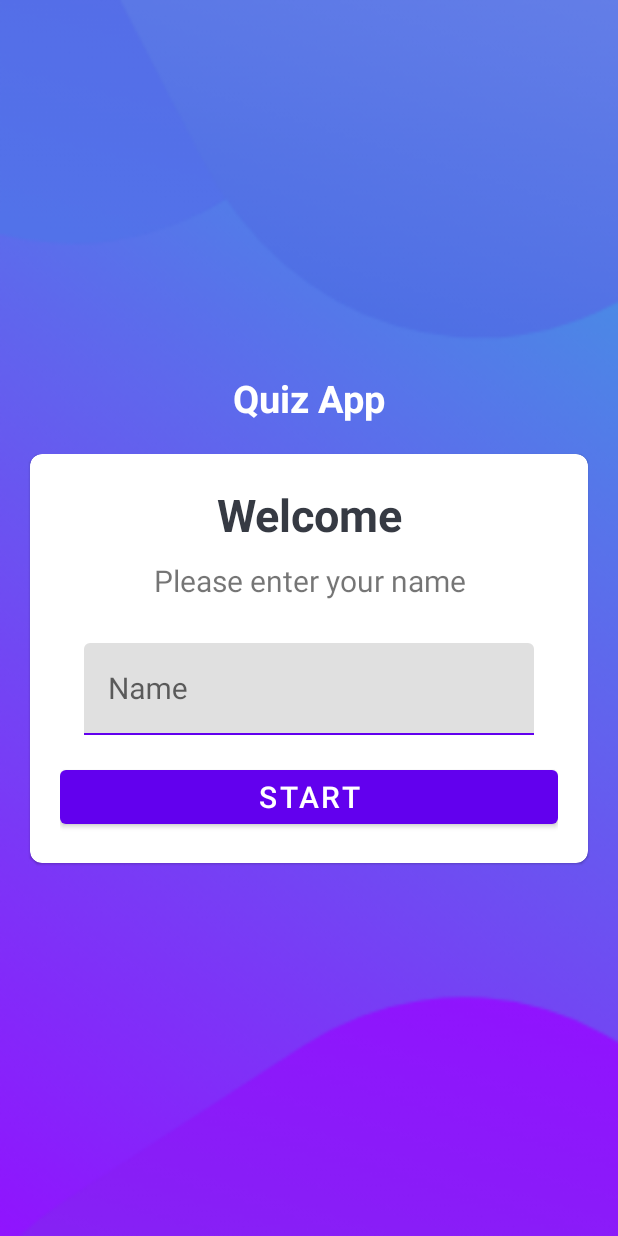
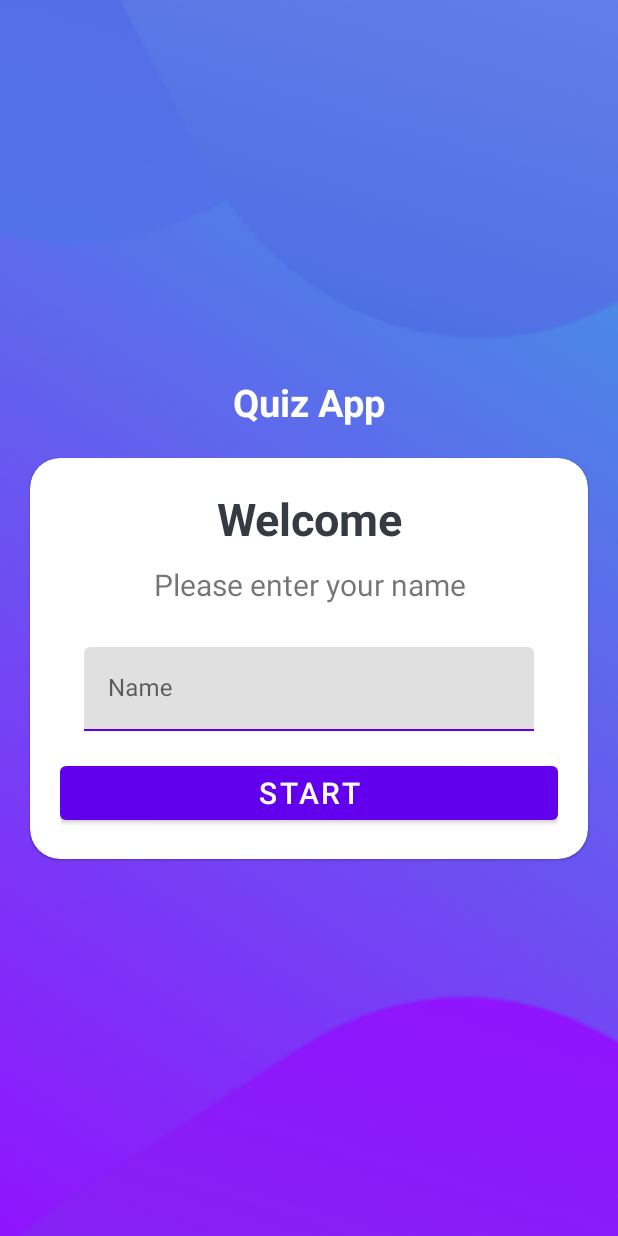
Before and after one commit to predator313/myQuizzApp, an Android app: the screen it shows after launch (MainActivity), on a phone screen of 412 x 824 dp. Run offline under Robolectric (Android 15) with nearby library versions, the phone set to English and light mode, and no system bars.

```diff
--- a/app/src/main/res/layout/activity_main.xml
+++ b/app/src/main/res/layout/activity_main.xml
@@ -23,7 +23,7 @@
         android:layout_height="wrap_content"
         android:layout_marginStart="20dp"
         android:layout_marginEnd="20dp"
-        app:cardCornerRadius="8dp"
+        app:cardCornerRadius="20dp"
         android:background="@color/white">
         <LinearLayout
             android:layout_width="match_parent"
@@ -50,17 +50,22 @@
                 android:id="@+id/text_input_layout"
                 android:layout_width="match_parent"
                 android:layout_height="wrap_content"
+                android:hint="Name"
                 style="@style/Widget.MaterialComponents.TextInputEditText.OutlinedBox"
                 >
+                <com.google.android.material.textfield.TextInputEditText
+                    android:id="@+id/text_input_edit_text"
+                    android:layout_width="match_parent"
+                    android:layout_height="wrap_content"/>
 
-                <androidx.appcompat.widget.AppCompatEditText
-                    android:layout_width="match_parent"
-                    android:layout_height="wrap_content"
-                    android:hint="Name"
-                    android:textSize="20dp"
-                    android:inputType="textCapWords"
-                    android:textColor="#363A43"
-                    android:textColorHint="#7A8089"/>
+<!--                <androidx.appcompat.widget.AppCompatEditText-->
+<!--                    android:layout_width="match_parent"-->
+<!--                    android:layout_height="wrap_content"-->
+<!--                    android:hint="Name"-->
+<!--                    android:textSize="20dp"-->
+<!--                    android:inputType="textCapWords"-->
+<!--                    android:textColor="#363A43"-->
+<!--                    android:textColorHint="#7A8089"/>-->
 
             </com.google.android.material.textfield.TextInputLayout>
 
--- a/app/src/main/res/values/themes.xml
+++ b/app/src/main/res/values/themes.xml
@@ -12,5 +12,6 @@
         <!-- Status bar color. -->
         <item name="android:statusBarColor">?attr/colorPrimaryVariant</item>
         <!-- Customize your theme here. -->
+<!--        <item name="android:windowFullscreen">true</item>-->
     </style>
 </resources>
```
Also changed, not shown: app/src/main/AndroidManifest.xml (+5 -2 lines), app/src/main/java/com/example/quizapp/QuestionsActivity.kt (added, +11 -0 lines), app/src/main/res/layout/activity_questions.xml (added, +9 -0 lines).
